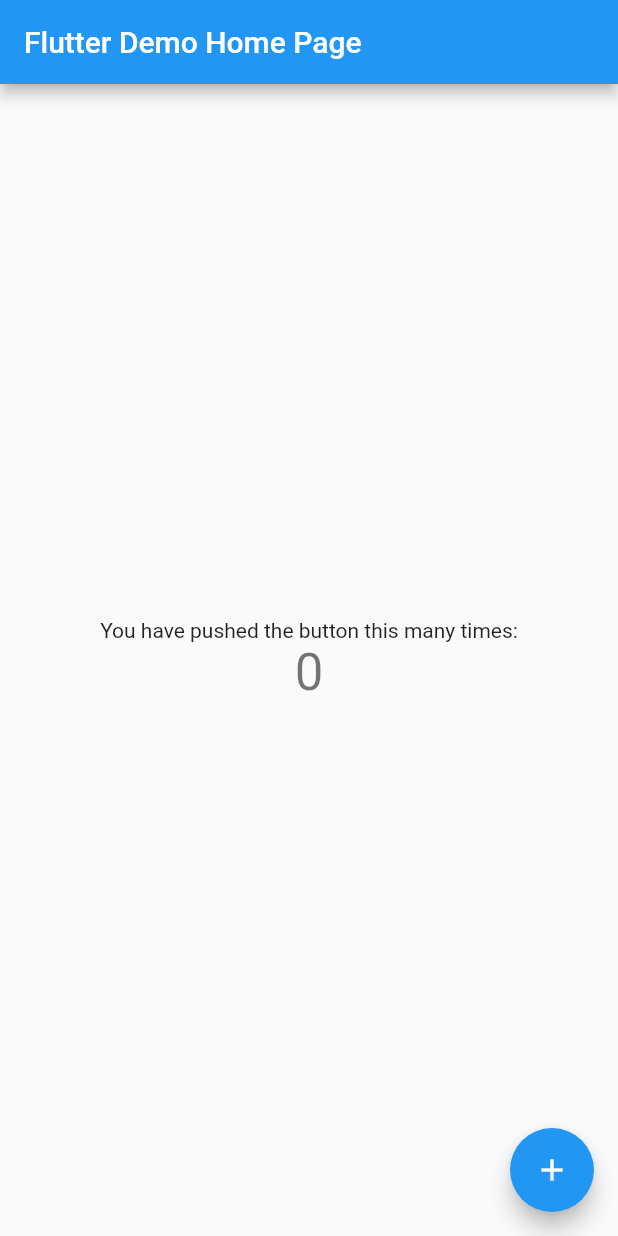
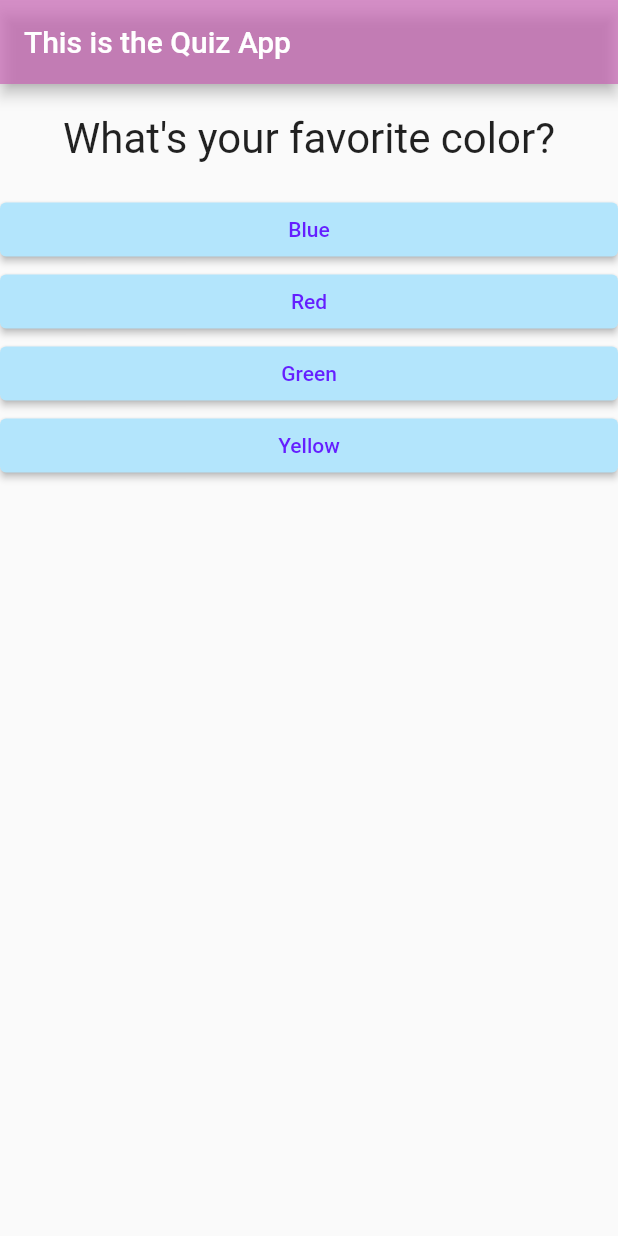
Before and after one commit to CarolineEhabAnwar/quiz_app, a Flutter app: the screen it shows after launch, on a phone screen of 412 x 824 dp. Run offline on Flutter 3.47's test engine with Material 2 defaults, Android fonts, the phone set to English and light mode, and no system bars.

Commit message:
feature: implementing multiple widgest for quiz app

```diff
--- /dev/null
+++ b/lib/answers.dart
@@ -0,0 +1,24 @@
+import 'package:flutter/material.dart';
+
+class Answer extends StatelessWidget {
+  final String answerText;
+  final VoidCallback answerQuestion;
+
+  Answer(this.answerText, this.answerQuestion);
+
+  @override
+  Widget build(BuildContext context) {
+    return Container(
+      width: double.infinity,
+      child: ElevatedButton(
+        style: ButtonStyle(
+          backgroundColor: MaterialStateProperty.all(Colors.lightBlue[100]),
+          foregroundColor:
+              MaterialStateProperty.all(Colors.deepPurpleAccent[400]),
+        ),
+        onPressed: answerQuestion,
+        child: Text(answerText),
+      ),
+    );
+  }
+}
--- a/lib/main.dart
+++ b/lib/main.dart
@@ -1,113 +1,56 @@
 import 'package:flutter/material.dart';
+
+import './quiz.dart';
+import './result.dart';
 
 void main() {
   runApp(MyApp());
 }
 
-class MyApp extends StatelessWidget {
-  // This widget is the root of your application.
+class MyApp extends StatefulWidget {
   @override
-  Widget build(BuildContext context) {
-    return MaterialApp(
-      title: 'Flutter Demo',
-      theme: ThemeData(
-        // This is the theme of your application.
-        //
-        // Try running your application with "flutter run". You'll see the
-        // application has a blue toolbar. Then, without quitting the app, try
-        // changing the primarySwatch below to Colors.green and then invoke
-        // "hot reload" (press "r" in the console where you ran "flutter run",
-        // or simply save your changes to "hot reload" in a Flutter IDE).
-        // Notice that the counter didn't reset back to zero; the application
-        // is not restarted.
-        primarySwatch: Colors.blue,
-      ),
-      home: MyHomePage(title: 'Flutter Demo Home Page'),
-    );
+  State<StatefulWidget> createState() {
+    return _MyAppState();
   }
 }
 
-class MyHomePage extends StatefulWidget {
-  MyHomePage({Key key, this.title}) : super(key: key);
-
-  // This widget is the home page of your application. It is stateful, meaning
-  // that it has a State object (defined below) that contains fields that affect
-  // how it looks.
-
-  // This class is the configuration for the state. It holds the values (in this
-  // case the title) provided by the parent (in this case the App widget) and
-  // used by the build method of the State. Fields in a Widget subclass are
-  // always marked "final".
-
-  final String title;
-
-  @override
-  _MyHomePageState createState() => _MyHomePageState();
-}
-
-class _MyHomePageState extends State<MyHomePage> {
-  int _counter = 0;
-
-  void _incrementCounter() {
-    setState(() {
-      // This call to setState tells the Flutter framework that something has
-      // changed in this State, which causes it to rerun the build method below
-      // so that the display can reflect the updated values. If we changed
-      // _counter without calling setState(), then the build method would not be
-      // called again, and so nothing would appear to happen.
-      _counter++;
-    });
+class _MyAppState extends State<MyApp> {
+  int _questionIndex = 0;
+  final _questions = const [
+    {
+      "questionText": "What's your favorite color?",
+      "answers": ["Blue", "Red", "Green", "Yellow"]
+    },
+    {
+      "questionText": "What's your favorite animal?",
+      "answers": ["Rabbit", "Horse", "Dog", "Cat"]
+    },
+    {
+      "questionText": "What's your favorite subjuect?",
+      "answers": ["Science", "Religion", "English", "Maths"]
+    }
+  ];
+  _answerQuestion() {
+    if (_questionIndex < _questions.length) {
+      setState(() {
+        _questionIndex++;
+      });
+    }
   }
 
   @override
   Widget build(BuildContext context) {
-    // This method is rerun every time setState is called, for instance as done
-    // by the _incrementCounter method above.
-    //
-    // The Flutter framework has been optimized to make rerunning build methods
-    // fast, so that you can just rebuild anything that needs updating rather
-    // than having to individually change instances of widgets.
-    return Scaffold(
+    return MaterialApp(
+        home: Scaffold(
       appBar: AppBar(
-        // Here we take the value from the MyHomePage object that was created by
-        // the App.build method, and use it to set our appbar title.
-        title: Text(widget.title),
-      ),
-      body: Center(
-        // Center is a layout widget. It takes a single child and positions it
-        // in the middle of the parent.
-        child: Column(
-          // Column is also a layout widget. It takes a list of children and
-          // arranges them vertically. By default, it sizes itself to fit its
-          // children horizontally, and tries to be as tall as its parent.
-          //
-          // Invoke "debug painting" (press "p" in the console, choose the
-          // "Toggle Debug Paint" action from the Flutter Inspector in Android
-          // Studio, or the "Toggle Debug Paint" command in Visual Studio Code)
-          // to see the wireframe for each widget.
-          //
-          // Column has various properties to control how it sizes itself and
-          // how it positions its children. Here we use mainAxisAlignment to
-          // center the children vertically; the main axis here is the vertical
-          // axis because Columns are vertical (the cross axis would be
-          // horizontal).
-          mainAxisAlignment: MainAxisAlignment.center,
-          children: <Widget>[
-            Text(
-              'You have pushed the button this many times:',
-            ),
-            Text(
-              '$_counter',
-              style: Theme.of(context).textTheme.headline4,
-            ),
-          ],
-        ),
-      ),
-      floatingActionButton: FloatingActionButton(
-        onPressed: _incrementCounter,
-        tooltip: 'Increment',
-        child: Icon(Icons.add),
-      ), // This trailing comma makes auto-formatting nicer for build methods.
-    );
+          title: Text("This is the Quiz App"),
+          backgroundColor: Color.fromRGBO(200, 100, 180, 0.7)),
+      body: _questionIndex < _questions.length
+          ? Quiz(
+              questions: _questions,
+              questionIndex: _questionIndex,
+              answerQuestion: _answerQuestion)
+          : Result(),
+    ));
   }
 }
--- /dev/null
+++ b/lib/questions.dart
@@ -0,0 +1,21 @@
+import 'package:flutter/material.dart';
+
+class Question extends StatelessWidget {
+  final String questionText;
+  Question(this.questionText);
+
+  @override
+  Widget build(BuildContext context) {
+    return Container(
+      width: double.infinity,
+      margin: EdgeInsets.all(20),
+      child: Text(
+        questionText,
+        style: TextStyle(
+          fontSize: 28,
+        ),
+        textAlign: TextAlign.center,
+      ),
+    );
+  }
+}
--- /dev/null
+++ b/lib/quiz.dart
@@ -0,0 +1,27 @@
+import 'package:flutter/material.dart';
+
+import './questions.dart';
+import 'answers.dart';
+
+class Quiz extends StatelessWidget {
+  final List<Map<String, Object>> questions;
+  final int questionIndex;
+  final VoidCallback answerQuestion;
+
+  Quiz(
+      {required this.questions,
+      required this.questionIndex,
+      required this.answerQuestion});
+
+  @override
+  Widget build(BuildContext context) {
+    return Column(
+      children: [
+        Question(questions[questionIndex]["questionText"] as String),
+        ...(questions[questionIndex]["answers"] as List<String>).map((answer) {
+          return Answer(answer, answerQuestion);
+        }).toList()
+      ],
+    );
+  }
+}
--- /dev/null
+++ b/lib/result.dart
@@ -0,0 +1,16 @@
+import 'package:flutter/material.dart';
+
+class Result extends StatelessWidget {
+  @override
+  Widget build(BuildContext context) {
+    return Container(
+      width: double.infinity,
+      height: double.infinity,
+      alignment: Alignment.center,
+      child: Text(
+        "End of questions !",
+        textAlign: TextAlign.center,
+      ),
+    );
+  }
+}
--- a/pubspec.yaml
+++ b/pubspec.yaml
@@ -18,7 +18,7 @@ publish_to: 'none' # Remove this line if you wish to publish to pub.dev
 version: 1.0.0+1
 
 environment:
-  sdk: ">=2.11.0 <3.0.0"
+  sdk: ">=2.12.0 <3.0.0"
 
 dependencies:
   flutter:
```
